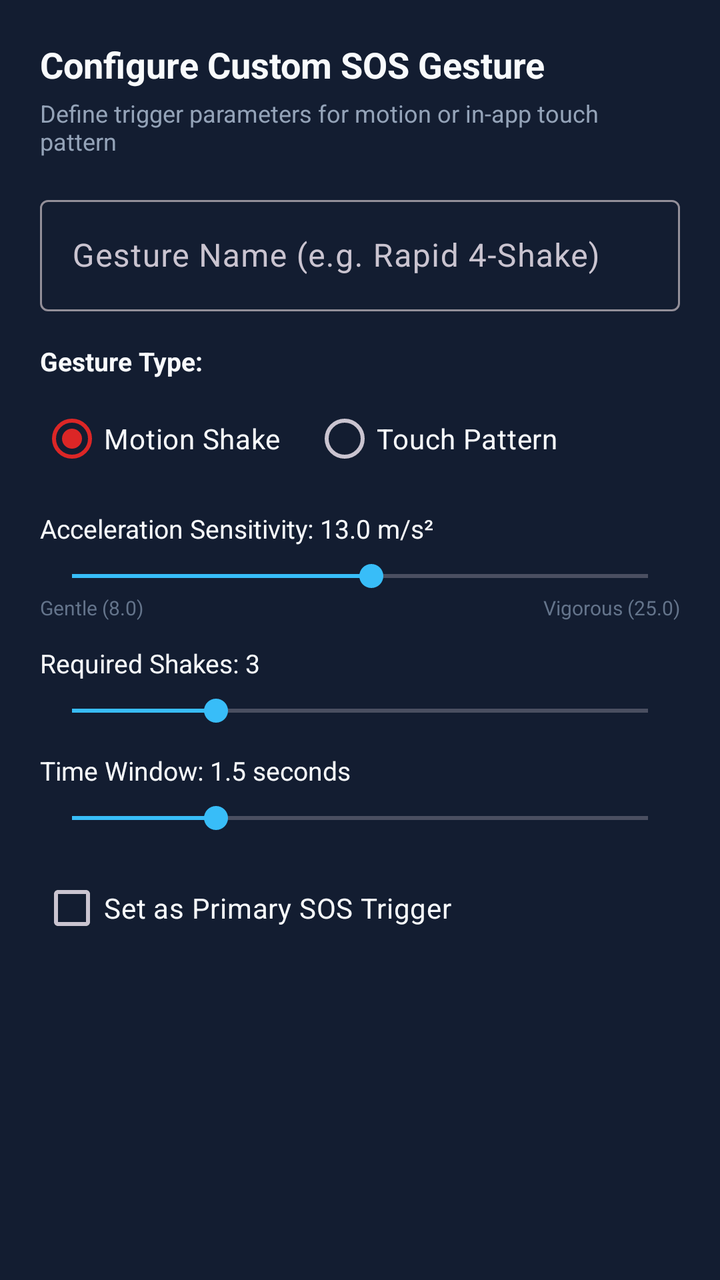
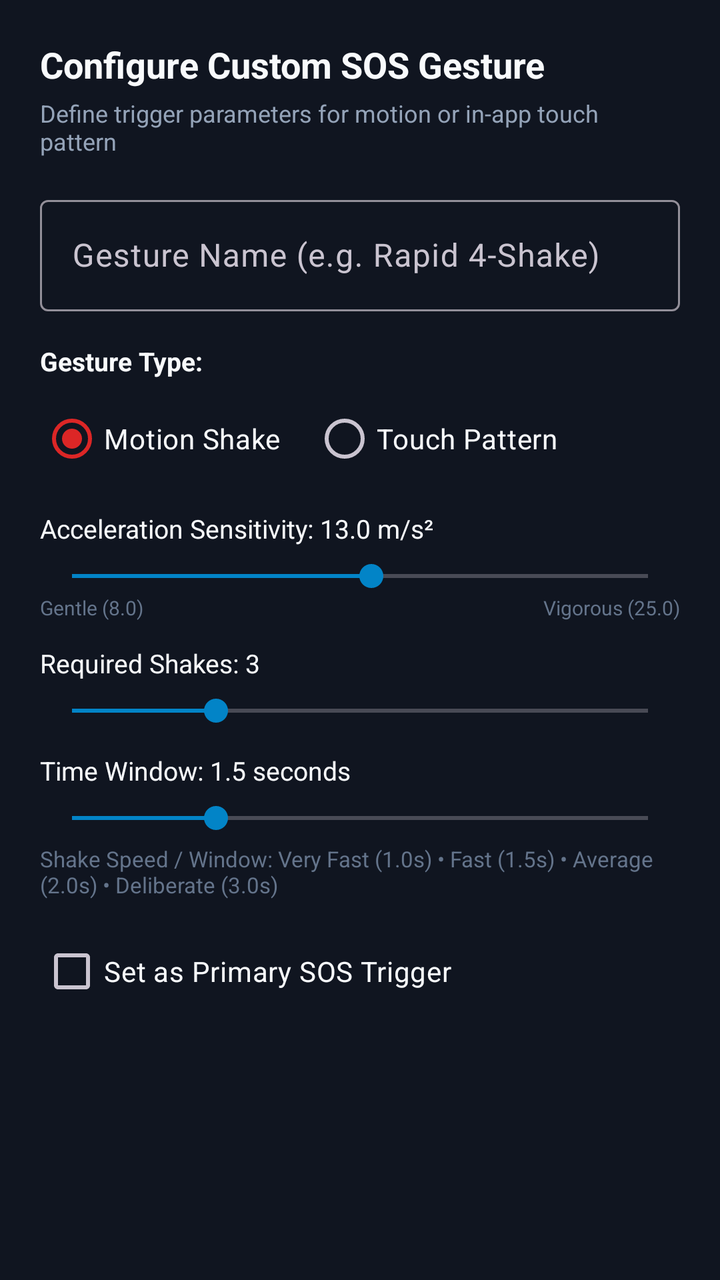

An Android layout rendered at two revisions. The XML below is the earlier revision; the diff shows what the commit changed to produce the second picture.
<!-- AndroidManifest.xml: application theme Theme.DURGA -->
<!-- res/layout/dialog_create_gesture.xml -->
<?xml version="1.0" encoding="utf-8"?>
<ScrollView
    xmlns:android="http://schemas.android.com/apk/res/android"
    android:layout_width="match_parent"
    android:layout_height="wrap_content"
    android:background="@color/durga_surface_dark">

    <LinearLayout
        android:layout_width="match_parent"
        android:layout_height="wrap_content"
        android:orientation="vertical"
        android:padding="20dp">

        <TextView
            android:layout_width="wrap_content"
            android:layout_height="wrap_content"
            android:text="Configure Custom SOS Gesture"
            android:textColor="@color/text_primary"
            android:textSize="18sp"
            android:textStyle="bold" />

        <TextView
            android:layout_width="wrap_content"
            android:layout_height="wrap_content"
            android:layout_marginTop="4dp"
            android:text="Define trigger parameters for motion or in-app touch pattern"
            android:textColor="@color/text_secondary"
            android:textSize="12sp" />

        
        <com.google.android.material.textfield.TextInputLayout
            android:layout_width="match_parent"
            android:layout_height="wrap_content"
            android:layout_marginTop="16dp"
            android:hint="Gesture Name (e.g. Rapid 4-Shake)">

            <com.google.android.material.textfield.TextInputEditText
                android:id="@+id/etDialogGestureName"
                android:layout_width="match_parent"
                android:layout_height="wrap_content"
                android:inputType="textCapWords"
                android:textColor="@color/text_primary" />
        </com.google.android.material.textfield.TextInputLayout>

        
        <TextView
            android:layout_width="wrap_content"
            android:layout_height="wrap_content"
            android:layout_marginTop="16dp"
            android:text="Gesture Type:"
            android:textColor="@color/text_primary"
            android:textSize="13sp"
            android:textStyle="bold" />

        <RadioGroup
            android:id="@+id/rgDialogGestureType"
            android:layout_width="match_parent"
            android:layout_height="wrap_content"
            android:layout_marginTop="6dp"
            android:orientation="horizontal">

            <RadioButton
                android:id="@+id/rbDialogMotion"
                android:layout_width="wrap_content"
                android:layout_height="wrap_content"
                android:checked="true"
                android:text="Motion Shake"
                android:textColor="@color/text_primary" />

            <RadioButton
                android:id="@+id/rbDialogTouch"
                android:layout_width="wrap_content"
                android:layout_height="wrap_content"
                android:layout_marginStart="16dp"
                android:text="Touch Pattern"
                android:textColor="@color/text_primary" />
        </RadioGroup>

        
        <LinearLayout
            android:id="@+id/layoutDialogMotionParams"
            android:layout_width="match_parent"
            android:layout_height="wrap_content"
            android:layout_marginTop="12dp"
            android:orientation="vertical">

            <TextView
                android:id="@+id/tvSensitivityLabel"
                android:layout_width="wrap_content"
                android:layout_height="wrap_content"
                android:text="Acceleration Sensitivity: 13.0 m/s²"
                android:textColor="@color/text_primary"
                android:textSize="13sp" />

            <SeekBar
                android:id="@+id/sbDialogSensitivity"
                android:layout_width="match_parent"
                android:layout_height="wrap_content"
                android:layout_marginTop="6dp"
                android:max="25"
                android:progress="13" />

            <LinearLayout
                android:layout_width="match_parent"
                android:layout_height="wrap_content"
                android:orientation="horizontal">

                <TextView
                    android:layout_width="0dp"
                    android:layout_height="wrap_content"
                    android:layout_weight="1"
                    android:text="Gentle (8.0)"
                    android:textColor="@color/text_muted"
                    android:textSize="10sp" />

                <TextView
                    android:layout_width="wrap_content"
                    android:layout_height="wrap_content"
                    android:text="Vigorous (25.0)"
                    android:textColor="@color/text_muted"
                    android:textSize="10sp" />
            </LinearLayout>

            <TextView
                android:id="@+id/tvCountLabel"
                android:layout_width="wrap_content"
                android:layout_height="wrap_content"
                android:layout_marginTop="12dp"
                android:text="Required Shakes: 3"
                android:textColor="@color/text_primary"
                android:textSize="13sp" />

            <SeekBar
                android:id="@+id/sbDialogCount"
                android:layout_width="match_parent"
                android:layout_height="wrap_content"
                android:layout_marginTop="6dp"
                android:max="6"
                android:min="2"
                android:progress="3" />

            <TextView
                android:id="@+id/tvWindowLabel"
                android:layout_width="wrap_content"
                android:layout_height="wrap_content"
                android:layout_marginTop="12dp"
                android:text="Time Window: 1.5 seconds"
                android:textColor="@color/text_primary"
                android:textSize="13sp" />

            <SeekBar
                android:id="@+id/sbDialogWindow"
                android:layout_width="match_parent"
                android:layout_height="wrap_content"
                android:layout_marginTop="6dp"
                android:max="30"
                android:min="10"
                android:progress="15" />
        </LinearLayout>

        
        <LinearLayout
            android:id="@+id/layoutDialogTouchParams"
            android:layout_width="match_parent"
            android:layout_height="wrap_content"
            android:layout_marginTop="12dp"
            android:orientation="vertical"
            android:visibility="gone">

            <TextView
                android:layout_width="wrap_content"
                android:layout_height="wrap_content"
                android:text="Draw your secret SOS pattern on the canvas:"
                android:textColor="@color/text_primary"
                android:textSize="13sp" />

            <com.durga.emergency.ui.gesture.GestureDrawingView
                android:id="@+id/drawingViewDialog"
                android:layout_width="match_parent"
                android:layout_height="160dp"
                android:layout_marginTop="8dp" />

            <Button
                android:id="@+id/btnDialogClearCanvas"
                style="@style/Widget.Material3.Button.TextButton"
                android:layout_width="wrap_content"
                android:layout_height="wrap_content"
                android:layout_gravity="end"
                android:text="Clear Canvas"
                android:textColor="@color/durga_blue_accent"
                android:textSize="12sp" />
        </LinearLayout>

        
        <CheckBox
            android:id="@+id/cbDialogSetPrimary"
            android:layout_width="wrap_content"
            android:layout_height="wrap_content"
            android:layout_marginTop="12dp"
            android:checked="false"
            android:text="Set as Primary SOS Trigger"
            android:textColor="@color/text_primary" />

    </LinearLayout>
</ScrollView>
<!-- resources referenced by this layout -->
<resources>
  <color name="durga_blue_accent">#38BDF8</color>
  <color name="durga_surface_dark">#131D31</color>
  <color name="text_muted">#64748B</color>
  <color name="text_primary">#F8FAFC</color>
  <color name="text_secondary">#94A3B8</color>
  <style name="Theme.DURGA" parent="Theme.Material3.Dark.NoActionBar">
          <item name="android:statusBarColor">@color/durga_dark_bg</item>
          <item name="android:navigationBarColor">@color/durga_dark_bg</item>
          <item name="android:windowBackground">@color/durga_dark_bg</item>
          <item name="colorPrimary">@color/durga_red_primary</item>
          <item name="colorSecondary">@color/durga_blue_accent</item>
          <item name="colorSurface">@color/durga_surface_dark</item>
          <item name="colorOnSurface">@color/text_primary</item>
      </style>
  <color name="durga_dark_bg">#0B1120</color>
  <color name="durga_red_primary">#DC2626</color>
</resources>

<!-- the commit's change to res/layout/dialog_create_gesture.xml (unified diff, before → after) -->
@@ -156,6 +156,14 @@
                 android:max="30"
                 android:min="10"
                 android:progress="15" />
+
+            <TextView
+                android:layout_width="match_parent"
+                android:layout_height="wrap_content"
+                android:layout_marginTop="4dp"
+                android:text="Shake Speed / Window: Very Fast (1.0s) • Fast (1.5s) • Average (2.0s) • Deliberate (3.0s)"
+                android:textColor="@color/text_muted"
+                android:textSize="11sp" />
         </LinearLayout>
 
         
<!-- resource entries referenced after the edit -->
@@ -1,7 +1,7 @@
 <!-- resources referenced by this layout -->
 <resources>
-  <color name="durga_blue_accent">#38BDF8</color>
-  <color name="durga_surface_dark">#131D31</color>
+  <color name="durga_blue_accent">#0284C7</color>
+  <color name="durga_surface_dark">#101520</color>
   <color name="text_muted">#64748B</color>
   <color name="text_primary">#F8FAFC</color>
   <color name="text_secondary">#94A3B8</color>
@@ -14,7 +14,7 @@
           <item name="colorSurface">@color/durga_surface_dark</item>
           <item name="colorOnSurface">@color/text_primary</item>
       </style>
-  <color name="durga_dark_bg">#0B1120</color>
+  <color name="durga_dark_bg">#090C12</color>
   <color name="durga_red_primary">#DC2626</color>
 </resources>
 
